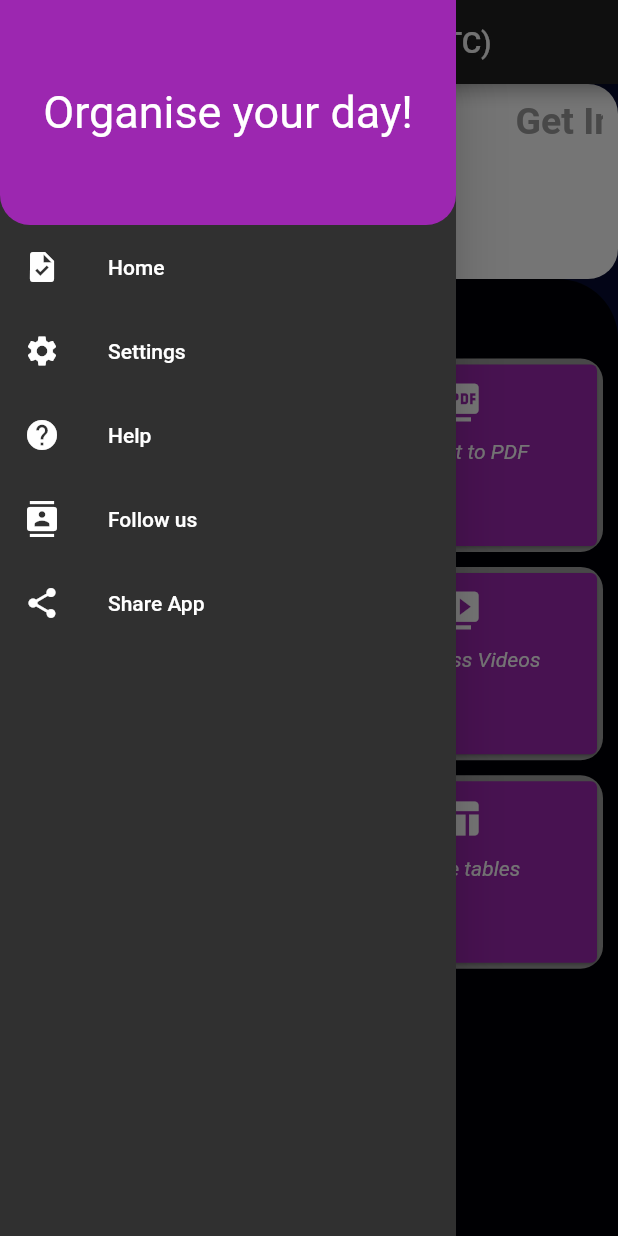
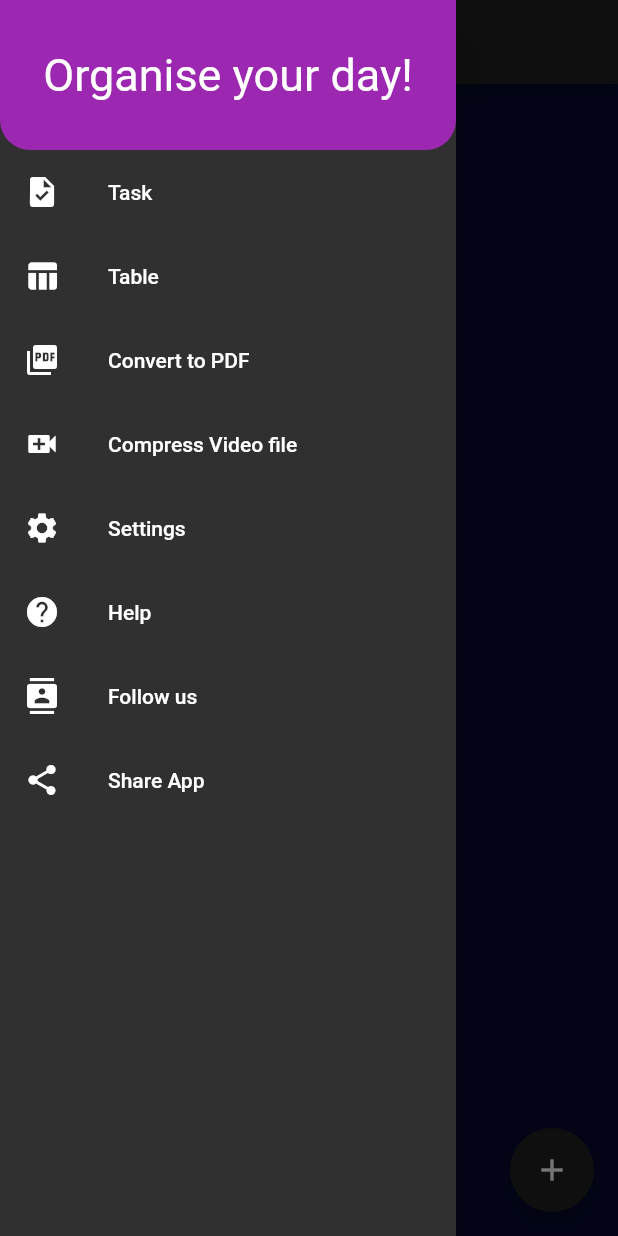
Before and after one commit to thenewbio/todo_app, a Flutter app: the screen it shows after launch, with the side drawer open, on a phone screen of 412 x 824 dp. Run offline on Flutter 3.47's test engine with Material 2 defaults, Android fonts, the phone set to English and light mode, and no system bars; drawn by our look-alikes of marquee; our stand-ins replace flushbar, google_mobile_ads, image_picker, open_file, pdf, shared_preferences and 2 more; missing offline and left inert: syncfusion_flutter_xlsio, video_compress; accounts and stored records are empty; network calls fail; Roboto replaces fonts that are missing (Helvetica).

Commit message:
removeed screens

```diff
--- a/lib/api/video_compress_api.dart
+++ b/lib/api/video_compress_api.dart
@@ -11,7 +11,8 @@ class VideoCompressApi {
       return VideoCompress.compressVideo(file.path,
           quality: VideoQuality.LowQuality,
           includeAudio: true,
-          deleteOrigin: false);
+          deleteOrigin: true
+          );
     } catch (e) {
       VideoCompress.cancelCompression();
     }
--- a/lib/main.dart
+++ b/lib/main.dart
@@ -2,8 +2,10 @@ import 'package:flutter/material.dart';
 import 'package:google_mobile_ads/google_mobile_ads.dart';
 import 'package:mytodo/models/ads_state.dart';
 import 'package:mytodo/models/theme.dart';
+import 'package:mytodo/screens/pdf_screen.dart';
+import 'package:mytodo/screens/todo_list_screen.dart';
+import 'package:mytodo/widgets/video_compress.dart';
 import 'package:provider/provider.dart';
-import '../screens/homescreen.dart';
 import '../settings.dart';
 import '../widgets/table.dart';
 
@@ -30,10 +32,12 @@ class MyApp extends StatelessWidget {
             debugShowCheckedModeBanner: false,
             title: 'Todo pro',
             theme: notifier.darkTheme ? dark : light,
-            home: MyHomePage(),
+            home: TodoListScreen(),
             routes: {
               Settings.routeName: (context) => Settings(),
-              Tables.routeName: (context) => Table()
+              Tables.routeName: (context) => Table(),
+              VideoCompres.routeName: (ctx) => VideoCompres(),
+              PDFScreen.routeName:(ctx) => PDFScreen()
             });
         },
 
--- a/lib/modelHomescreen/global.dart
+++ /dev/null
@@ -1,38 +0,0 @@
-import 'package:flutter/material.dart';
-
-Color lightGreen = Color(0xFFEA1EEB);
-Color lightBlueIsh = Color(0xFF080D1A);
-Color darkGreen = Color(0xFFEA07EB);
-Color backgroundColor = Color(0xFFEFEEF5);
-
-TextStyle titleStyleWhite = new TextStyle(
-    fontFamily: 'Helvetica',
-    color: Colors.grey,
-    fontWeight: FontWeight.bold,
-    fontSize: 25);
-TextStyle jobCardTitileStyleBlue = new TextStyle(
-    fontFamily: 'Avenir',
-    color: lightBlueIsh,
-    fontWeight: FontWeight.bold,
-    fontSize: 12);
-TextStyle jobCardTitileStyleBlack = new TextStyle(
-    fontFamily: 'Avenir',
-    color: Colors.black,
-    fontWeight: FontWeight.bold,
-    fontSize: 12);
-TextStyle titileStyleLighterBlack = new TextStyle(
-    fontFamily: 'Avenir',
-    color: Color(0xFF34475D),
-    fontWeight: FontWeight.bold,
-    fontSize: 20);
-
-TextStyle titileStyleBlack = new TextStyle(
-    fontFamily: 'Helvetica',
-    color: Colors.white,
-    fontWeight: FontWeight.bold,
-    fontSize: 20);
-TextStyle salaryStyle = new TextStyle(
-    fontFamily: 'Avenir',
-    color: darkGreen,
-    fontWeight: FontWeight.bold,
-    fontSize: 12);
--- a/lib/screens/add_task_screen.dart
+++ b/lib/screens/add_task_screen.dart
@@ -22,7 +22,7 @@ class _AddTaskScreenState extends State<AddTaskScreen> {
   TextEditingController _timeController = TextEditingController();
 
   final DateFormat _dateFormat = DateFormat('MMM dd, yyyy');
-  final DateFormat _dateFormated = DateFormat('HH:mm');
+  final DateFormat _dateFormated = DateFormat('hh:mm a');
   final List<String> _priorities = ['Low', 'Medium', 'High'];
 
   @override
--- a/lib/screens/homescreen.dart
+++ /dev/null
@@ -1,112 +0,0 @@
-import 'package:flutter/material.dart';
-import 'package:mytodo/screens/todo_list_screen.dart';
-import '../widgets/list_of_services.dart';
-import '../widgets/app_drawer.dart';
-import '../modelHomescreen/global.dart';
-
-import 'package:marquee/marquee.dart';
-
-class MyHomePage extends StatefulWidget {
-  @override
-  _MyHomePageState createState() => _MyHomePageState();
-}
-
-class _MyHomePageState extends State<MyHomePage> {
-  @override
-  Widget build(BuildContext context) {
-    return Scaffold(
-        appBar: AppBar(
-          title: Text("Students Comapnion (STC)"),
-          centerTitle: true,
-        ),
-        drawer: AppDrawer(),
-        body: ListView(children: [
-          Container(
-            padding: EdgeInsets.all(10),
-            constraints: BoxConstraints(maxHeight: 130),
-            decoration: BoxDecoration(
-                color: Colors.white, borderRadius: BorderRadius.circular(20)),
-            child: Marquee(
-              crossAxisAlignment: CrossAxisAlignment.start,
-              blankSpace: 90,
-              velocity: 150,
-              pauseAfterRound: Duration(seconds: 3),
-              text: 'Get Inspired everyday',
-              style: titleStyleWhite,
-            ),
-          ),
-          Container(
-            decoration: BoxDecoration(
-                color: Colors.black87,
-                borderRadius: BorderRadius.only(
-                    topLeft: Radius.circular(40),
-                    topRight: Radius.circular(40))),
-            height: MediaQuery.of(context).size.height,
-            // margin: EdgeInsets.only(top: 100),
-            padding: EdgeInsets.all(10),
-            child: Column(
-              crossAxisAlignment: CrossAxisAlignment.start,
-              children: <Widget>[
-                Container(
-                  margin: EdgeInsets.only(top: 10),
-                  child: Text(
-                    "Our Services",
-                    style: titileStyleBlack,
-                  ),
-                ),
-                SizedBox(
-                  height: 10,
-                ),
-                Expanded(
-                  child: Container(
-                      child: GridView.builder(
-                          scrollDirection: Axis.vertical,
-                          itemCount: choices.length,
-                          gridDelegate:
-                              SliverGridDelegateWithFixedCrossAxisCount(
-                                  crossAxisCount: 2,
-                                  childAspectRatio: 4 / 2.7,
-                                  crossAxisSpacing: 10,
-                                  mainAxisSpacing: 10),
-                          itemBuilder: (_, index) {
-                            return GestureDetector(
-                              onTap: () {
-                                switch (index) {
-                                  case 0:
-                                    Navigator.of(context).push(
-                                        MaterialPageRoute(
-                                            builder: (context) =>
-                                                TodoListScreen()));
-                                    break;
-                                  case 1:
-                                    break;
-                                  case 2:
-                                    print('click again ');
-                                    break;
-                                  case 3:
-                                    print('well done ');
-                                    break;
-                                  case 4:
-                                    print('thats good of you');
-                                    break;
-                                  case 5:
-                                    print('lasts ma');
-                                    break;
-                                }
-                              },
-                              child: Container(
-                                alignment: Alignment.center,
-                                child: ChoiceCard(choice: choices[index]),
-                                decoration: BoxDecoration(
-                                    color: Colors.grey,
-                                    borderRadius: BorderRadius.circular(15)),
-                              ),
-                            );
-                          })),
-                )
-              ],
-            ),
-          ),
-        ]));
-  }
-}
--- a/lib/screens/todo_list_screen.dart
+++ b/lib/screens/todo_list_screen.dart
@@ -19,7 +19,7 @@ class _TodoListScreenState extends State<TodoListScreen> {
    Future<List<Task>> _taskList;
    DateTime timing;
   final DateFormat _dateFormat = DateFormat('MMM dd, yyyy');
-  final DateFormat _dateFormated = DateFormat('HH:mm');
+  final DateFormat _dateFormated = DateFormat('hh:mm a');
 
   @override
   void initState() {
@@ -57,7 +57,7 @@ class _TodoListScreenState extends State<TodoListScreen> {
                         : TextDecoration.lineThrough),
               ),
               subtitle: Text(
-                "${_dateFormat.format(task.date)} + ${_dateFormated.format(task.time)}",
+                "${_dateFormat.format(task.date)}, ${_dateFormated.format(task.time)}",
                 style: TextStyle(
                     color: Colors.white,
                     fontSize: 15,
--- a/lib/widgets/app_drawer.dart
+++ b/lib/widgets/app_drawer.dart
@@ -1,11 +1,15 @@
 import 'package:flutter/material.dart';
+import 'package:mytodo/screens/pdf_screen.dart';
 import 'package:mytodo/settings.dart';
+import 'package:mytodo/widgets/table.dart';
+import 'package:mytodo/widgets/video_compress.dart';
 // import 'package:mytodo/widgets/table.dart';
 
 class AppDrawer extends StatelessWidget {
   @override
   Widget build(BuildContext context) {
-    return Drawer(
+    return SafeArea(
+      child: Drawer(
           child: ListView(padding: EdgeInsets.zero, children: [
         Container(
           decoration: BoxDecoration(
@@ -13,16 +17,37 @@ class AppDrawer extends StatelessWidget {
                   bottomLeft: Radius.circular(20),
                   bottomRight: Radius.circular(20)),
               color: Colors.purple),
-        height: 150,
+          height: 100,
           child: Center(
               child: Text("Organise your day!",
                   style: TextStyle(color: Colors.white, fontSize: 30))),
         ),
         ListTile(
           leading: Icon(Icons.task),
-        title: Text('Home'),
+          title: Text('Task'),
           onTap: () {
             Navigator.of(context).pushReplacementNamed('/');
+          },
+        ),
+         ListTile(
+          leading: Icon(Icons.table_chart),
+          title: Text('Table'),
+          onTap: () {
+            Navigator.of(context).pushReplacementNamed(Tables.routeName);
+          },
+        ),
+         ListTile(
+          leading: Icon(Icons.picture_as_pdf),
+          title: Text('Convert to PDF'),
+          onTap: () {
+            Navigator.of(context).pushReplacementNamed(PDFScreen.routeName);
+          },
+        ),
+         ListTile(
+          leading: Icon(Icons.video_call),
+          title: Text('Compress Video file'),
+          onTap: () {
+            Navigator.of(context).pushReplacementNamed(VideoCompres.routeName);
           },
         ),
         ListTile(
@@ -47,6 +72,7 @@ class AppDrawer extends StatelessWidget {
           title: Text('Share App'),
           onTap: () {},
         ),
-    ]));
+      ])),
+    );
   }
 }
--- a/lib/widgets/table.dart
+++ b/lib/widgets/table.dart
@@ -1,6 +1,7 @@
 import 'dart:io';
 
 import 'package:flutter/material.dart';
+import 'package:mytodo/widgets/app_drawer.dart';
 import 'package:open_file/open_file.dart';
 import 'package:path_provider/path_provider.dart';
 import 'package:syncfusion_flutter_xlsio/xlsio.dart';
@@ -12,7 +13,10 @@ class Tables extends StatelessWidget {
   Widget build(BuildContext context) {
     return Scaffold(
       backgroundColor: Colors.white,
-      appBar: AppBar(),
+      appBar: AppBar(
+        title: Text("Table"),
+      ),
+      drawer: AppDrawer(),
       body: Center(
         child:
             ElevatedButton(onPressed: createExcel, child: Text('Create excel')),
--- a/lib/widgets/widgetcompress/video_compress.dart
+++ b/lib/widgets/video_compress.dart
@@ -4,11 +4,13 @@ import 'dart:typed_data';
 import 'package:flutter/material.dart';
 import 'package:image_picker/image_picker.dart';
 import 'package:mytodo/api/video_compress_api.dart';
+import 'package:mytodo/widgets/app_drawer.dart';
 import 'package:video_compress/video_compress.dart';
 import 'button_widget.dart';
 import 'progress_dialog_widget.dart';
 
 class VideoCompres extends StatefulWidget {
+  static const routeName = "/VideoCompression";
   const VideoCompres({Key key}) : super(key: key);
 
   @override
@@ -34,6 +36,7 @@ class _VideoCompresState extends State<VideoCompres> {
               child: Text('Clear'))
         ],
       ),
+      drawer: AppDrawer(),
       body: Container(
         alignment: Alignment.center,
         padding: EdgeInsets.all(40),
@@ -75,7 +78,7 @@ class _VideoCompresState extends State<VideoCompres> {
 
   Widget buildVideoCompressedInfo() {
     if (compressedVideoInfo == null) return Container();
-    final size = compressedVideoInfo.filesize / 1000;
+    final size = compressedVideoInfo.filesize / 10000;
     return Column(
       children: [
         Text(
```
Also changed, not shown: lib/modelHomescreen/job.dart (deleted, +0 -13 lines), lib/screens/pdf_screen.dart (renamed from lib/screens/compress_screen.dart, +7 -4 lines), lib/widgets/button_widget.dart (renamed from lib/widgets/widgetcompress/button_widget.dart), lib/widgets/progress_dialog_widget.dart (renamed from lib/widgets/widgetcompress/progress_dialog_widget.dart). Lines whose indentation alone changed are shown as unchanged.
